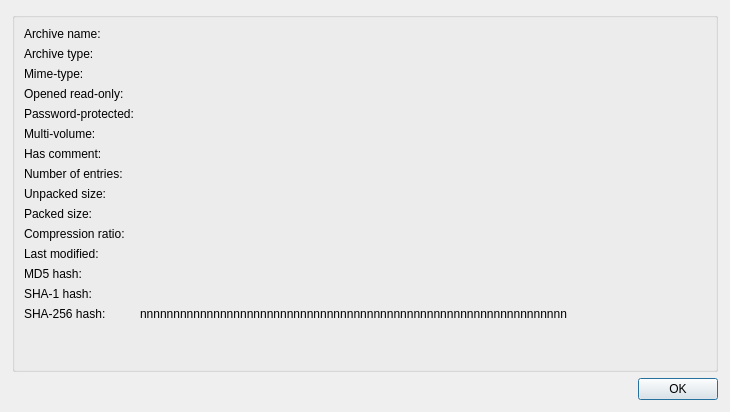
Before: the Qt Designer form kerfuffle/propertiesdialog.ui in KDE/ark, drawn with Qt 5.
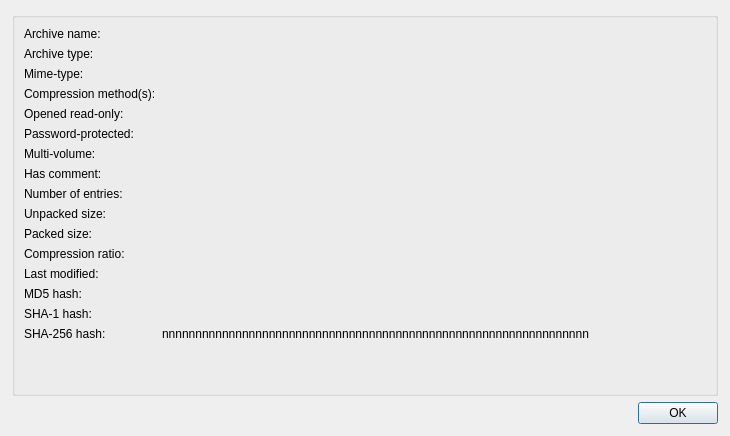
After: the same form once the commit is applied.

Commit message:
Detect compression method
A new property was added to Archive to store detected compression
method(s). Currently, it's only displayed in PropertiesDialog, but the
plan is to also use it to select a sane default compression method when
adding files to an existing archive. Code was added to all plugins for
detecting the compression method(s) when opening an archive and a signal
added to ReadOnlyArchiveInterface to set the property.

Many archive types support multiple compression methods in same archive,
so the property is a QStringList.

What changed in the file:
```diff
--- a/kerfuffle/propertiesdialog.ui
+++ b/kerfuffle/propertiesdialog.ui
@@ -7,7 +7,7 @@
     <x>0</x>
     <y>0</y>
     <width>730</width>
-    <height>412</height>
+    <height>436</height>
    </rect>
   </property>
   <layout class="QVBoxLayout" name="verticalLayout">
@@ -73,126 +73,126 @@
           </property>
          </widget>
         </item>
-        <item row="3" column="0">
+        <item row="4" column="0">
          <widget class="QLabel" name="label_8">
           <property name="text">
            <string>Opened read-only:</string>
           </property>
          </widget>
         </item>
-        <item row="3" column="1">
+        <item row="4" column="1">
          <widget class="QLabel" name="lblReadOnly">
           <property name="text">
            <string/>
           </property>
          </widget>
         </item>
-        <item row="4" column="0">
+        <item row="5" column="0">
          <widget class="QLabel" name="label_2">
           <property name="text">
            <string>Password-protected:</string>
           </property>
          </widget>
         </item>
-        <item row="4" column="1">
+        <item row="5" column="1">
          <widget class="QLabel" name="lblPasswordProtected">
           <property name="text">
            <string/>
           </property>
          </widget>
         </item>
-        <item row="6" column="0">
+        <item row="7" column="0">
          <widget class="QLabel" name="label_10">
           <property name="text">
            <string>Has comment:</string>
           </property>
          </widget>
         </item>
-        <item row="6" column="1">
+        <item row="7" column="1">
          <widget class="QLabel" name="lblHasComment">
           <property name="text">
            <string/>
           </property>
          </widget>
         </item>
-        <item row="7" column="0">
+        <item row="8" column="0">
          <widget class="QLabel" name="label_3">
           <property name="text">
            <string>Number of entries:</string>
           </property>
          </widget>
         </item>
-        <item row="7" column="1">
+        <item row="8" column="1">
          <widget class="QLabel" name="lblNumberOfEntries">
           <property name="text">
            <string/>
           </property>
          </widget>
         </item>
-        <item row="8" column="0">
+        <item row="9" column="0">
          <widget class="QLabel" name="label_5">
           <property name="text">
            <string>Unpacked size:</string>
           </property>
          </widget>
         </item>
-        <item row="8" column="1">
+        <item row="9" column="1">
          <widget class="QLabel" name="lblUnpackedSize">
           <property name="text">
            <string/>
           </property>
          </widget>
         </item>
-        <item row="9" column="0">
+        <item row="10" column="0">
          <widget class="QLabel" name="label_7">
           <property name="text">
            <string>Packed size:</string>
           </property>
          </widget>
         </item>
-        <item row="9" column="1">
+        <item row="10" column="1">
          <widget class="QLabel" name="lblPackedSize">
           <property name="text">
            <string/>
           </property>
          </widget>
         </item>
-        <item row="10" column="0">
+        <item row="11" column="0">
          <widget class="QLabel" name="label_9">
           <property name="text">
            <string>Compression ratio:</string>
           </property>
          </widget>
         </item>
-        <item row="10" column="1">
+        <item row="11" column="1">
          <widget class="QLabel" name="lblCompressionRatio">
           <property name="text">
            <string/>
           </property>
          </widget>
         </item>
-        <item row="11" column="0">
+        <item row="12" column="0">
          <widget class="QLabel" name="label_6">
           <property name="text">
            <string>Last modified:</string>
           </property>
          </widget>
         </item>
-        <item row="11" column="1">
+        <item row="12" column="1">
          <widget class="QLabel" name="lblLastModified">
           <property name="text">
            <string/>
           </property>
          </widget>
         </item>
-        <item row="12" column="0">
+        <item row="13" column="0">
          <widget class="QLabel" name="label_12">
           <property name="text">
            <string>MD5 hash:</string>
           </property>
          </widget>
         </item>
-        <item row="12" column="1">
+        <item row="13" column="1">
          <widget class="QLabel" name="lblMD5">
           <property name="text">
            <string/>
@@ -205,14 +205,14 @@
           </property>
          </widget>
         </item>
-        <item row="13" column="0">
+        <item row="14" column="0">
          <widget class="QLabel" name="label_13">
           <property name="text">
            <string>SHA-1 hash:</string>
           </property>
          </widget>
         </item>
-        <item row="13" column="1">
+        <item row="14" column="1">
          <widget class="QLabel" name="lblSHA1">
           <property name="text">
            <string/>
@@ -222,14 +222,14 @@
           </property>
          </widget>
         </item>
-        <item row="14" column="0">
+        <item row="15" column="0">
          <widget class="QLabel" name="label_14">
           <property name="text">
            <string>SHA-256 hash:</string>
           </property>
          </widget>
         </item>
-        <item row="14" column="1">
+        <item row="15" column="1">
          <widget class="QLabel" name="lblSHA256">
           <property name="text">
            <string notr="true">nnnnnnnnnnnnnnnnnnnnnnnnnnnnnnnnnnnnnnnnnnnnnnnnnnnnnnnnnnnnnnnn</string>
@@ -239,20 +239,34 @@
           </property>
          </widget>
         </item>
-        <item row="5" column="0">
+        <item row="6" column="0">
          <widget class="QLabel" name="label_15">
           <property name="text">
            <string>Multi-volume:</string>
           </property>
          </widget>
         </item>
-        <item row="5" column="1">
+        <item row="6" column="1">
          <widget class="QLabel" name="lblMultiVolume">
           <property name="text">
            <string/>
           </property>
          </widget>
         </item>
+        <item row="3" column="0">
+         <widget class="QLabel" name="label_16">
+          <property name="text">
+           <string>Compression method(s):</string>
+          </property>
+         </widget>
+        </item>
+        <item row="3" column="1">
+         <widget class="QLabel" name="lblCompressionMethods">
+          <property name="text">
+           <string/>
+          </property>
+         </widget>
+        </item>
        </layout>
       </item>
       <item>
```
The commit also changes 12 other files.
